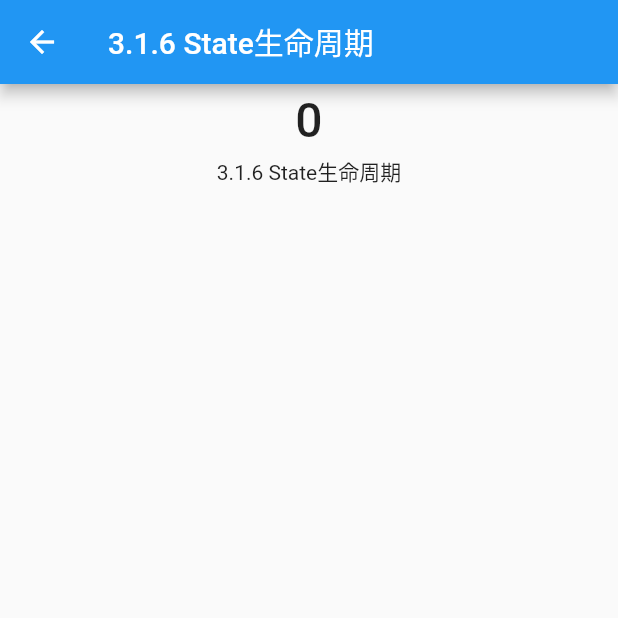
After one commit to sevtin/yimu, a Flutter app: the screen it shows after launch, after a tap on "3.1.6 State生命周期", on a phone screen of 412 x 824 dp, the top half of it. The commit adds this screen. Run offline on Flutter 3.47's test engine with Material 2 defaults, Android fonts, the phone set to English and light mode, and no system bars; missing offline and left inert: ksnotification.

Commit message:
新增生命周期

```diff
--- /dev/null
+++ b/yimu/lib/page/home/three/ks_state_lifecycle_page_3.1.6.dart
@@ -0,0 +1,99 @@
+import 'package:flutter/material.dart';
+import 'package:yimu/module/base/ks_stateful_widget.dart';
+import 'package:yimu/module/category/ks_appbar_category.dart';
+
+class KSStateLifeCyclePage extends KSStatefulWidget {
+  final int initValue;
+
+  KSStateLifeCyclePage({this.initValue});
+
+  @override
+  State<StatefulWidget> createState() {
+    return _KSStateLifeCyclePageState();
+  }
+}
+
+class _KSStateLifeCyclePageState extends State<KSStateLifeCyclePage> {
+  int _counter;
+
+  /*当Widget第一次插入到Widget树时会被调用*/
+  @override
+  void initState() {
+    super.initState();
+    //初始化状态
+    _counter = widget.initValue;
+    //初始化状态
+    _print('initState');
+  }
+
+  _print(String func) {
+    print('=========| ${func} |=========');
+  }
+
+  /*
+  *1、在调用initState()之后。
+  *2、在调用didUpdateWidget()之后。
+  *3、在调用setState()之后。
+  *4、在调用didChangeDependencies()之后。
+  *5、在State对象从树中一个位置移除后（会调用deactivate）又重新插入到树的其它位置之后。
+  */
+  @override
+  Widget build(BuildContext context) {
+    _print('build');
+    return Scaffold(
+      appBar: KSAppBar.ks_init(title: widget.pageTitle),
+      body: Center(
+        child: Column(
+          children: <Widget>[
+            FlatButton(
+              child: Text('${_counter}',style: TextStyle(fontSize: 32)),
+              onPressed: () {
+                setState(() {
+                  _counter++;
+                });
+              },
+            ),
+            Container(
+              child: Builder(builder: (context) {
+                // 在Widget树中向上查找最近的父级`Scaffold` widget
+                Scaffold scaffold = context.findAncestorWidgetOfExactType();
+                // 直接返回 AppBar的title， 此处实际上是Text("Context测试")
+                return (scaffold.appBar as AppBar).title;
+              }),
+            )
+          ],
+        ),
+      ),
+    );
+  }
+
+  /*在widget重新构建时，Flutter framework会调用Widget.canUpdate来检测Widget树中同一位置的新旧节点，然后决定是否需要更新，如果Widget.canUpdate返回true则会调用此回调。正如之前所述，Widget.canUpdate会在新旧widget的key和runtimeType同时相等时会返回true，也就是说在在新旧widget的key和runtimeType同时相等时didUpdateWidget()就会被调用。*/
+  @override
+  void didUpdateWidget(KSStateLifeCyclePage oldWidget) {
+    super.didUpdateWidget(oldWidget);
+    _print('didUpdateWidget');
+  }
+
+  /*当State对象从树中被移除时，会调用此回调。在一些场景下，Flutter framework会将State对象重新插到树中，如包含此State对象的子树在树的一个位置移动到另一个位置时（可以通过GlobalKey来实现）。如果移除后没有重新插入到树中则紧接着会调用dispose()方法。*/
+  @override
+  void deactivate() {
+    super.deactivate();
+    _print('deactivate');
+  }
+
+  /*当State对象从树中被永久移除时调用；通常在此回调中释放资源。*/
+  @override
+  void dispose() {
+    super.dispose();
+    _print('dispose');
+  }
+
+  /*
+  此回调是专门为了开发调试而提供的，在热重载(hot reload)时会被调用，此回调在Release模式下永远不会被调用
+   */
+  @override
+  void reassemble() {
+    super.reassemble();
+    _print('reassemble');
+  }
+}
--- a/yimu/lib/page/tabbar/ks_home_page.dart
+++ b/yimu/lib/page/tabbar/ks_home_page.dart
@@ -3,9 +3,12 @@ import 'package:yimu/module/base/ks_stateful_widget.dart';
 import 'package:yimu/module/category/ks_appbar_category.dart';
 import 'package:yimu/module/category/ks_listtile_category.dart';
 import 'package:yimu/module/category/ks_navigator_category.dart';
+import 'package:yimu/page/home/three/ks_state_lifecycle_page_3.1.6.dart';
+import 'package:yimu/page/home/two/ks_assets_manager_page_2.4.dart';
 import 'package:yimu/page/home/two/ks_counter_application_page_2.1.dart';
 import 'package:yimu/page/home/two/ks_named_route_page_2.2.5.dart';
 import 'package:yimu/page/home/two/ks_navigator_example_page_2.2.1.dart';
+import 'package:yimu/page/home/two/ks_packages_manager_page_2.3.dart';
 import 'package:yimu/page/home/two/ks_route_hook_page_2.2.6.dart';
 import 'package:yimu/page/home/two/ks_route_pass_page_2.2.4.dart';
 
@@ -47,6 +50,9 @@ class _KSHomePageState extends State<KSHomePage> {
       KSListTile.ks_init(title: '2.2.4 路由传值', onTap: _enterKSRoutePassPage),
       KSListTile.ks_init(title: '2.2.5 命名路由', onTap: _enterKSNamedRoutePage),
       KSListTile.ks_init(title: '2.2.6 路由生成钩子', onTap: _enterKSRouteHookPage),
+      KSListTile.ks_init(title: '2.3 包管理', onTap: _enterKSPackagesManagerPage),
+      KSListTile.ks_init(title: '2.4 资源管理', onTap: _enterKSAsssetsManagerPage),
+      KSListTile.ks_init(title: '3.1.6 State生命周期', onTap: _enterKSStateLifeCyclePage),
     ];
 
     _datas = [];
@@ -56,12 +62,22 @@ class _KSHomePageState extends State<KSHomePage> {
     }
   }
 
+
   /*利用多态实现标题赋值*/
   _push(KSStatefulWidget page, String title) {
     page.pageTitle = title;
     KSNavigator.ks_push(context, page);
   }
 
+  _enterKSStateLifeCyclePage(){
+    _push(KSStateLifeCyclePage(initValue: 0), '3.1.6 State生命周期');
+  }
+  _enterKSAsssetsManagerPage(){
+    _push(KSAsssetsManagerPage(), '2.4 资源管理');
+  }
+  _enterKSPackagesManagerPage(){
+    _push(KSPackagesManagerPage(), '2.3 包管理');
+  }
   _enterKSRouteHookPage() {
     _push(KSRouteHookPage(), '2.2.6 路由生成钩子');
   }
```
Also changed, not shown: yimu/assets/jsons/cryptocurrency/wonbtc_kline.json (added, +12 -0 lines), yimu/lib/page/home/two/ks_assets_manager_page_2.4.dart (added, +33 -0 lines), yimu/lib/page/home/two/ks_packages_manager_page_2.3.dart (added, +60 -0 lines), yimu/pubspec.yaml (+20 -14 lines), yimu/assets/fonts/NORTON-1.ttf (added), yimu/assets/images/logo/2.0x/icon_logo.png (added), yimu/assets/images/logo/3.0x/icon_logo.png (added), yimu/assets/images/logo/icon_logo.png (added), yimu/assets/images/other/avatar.png (added), yimu/assets/images/other/ocean.jpeg (added), yimu/pubspec.lock.
